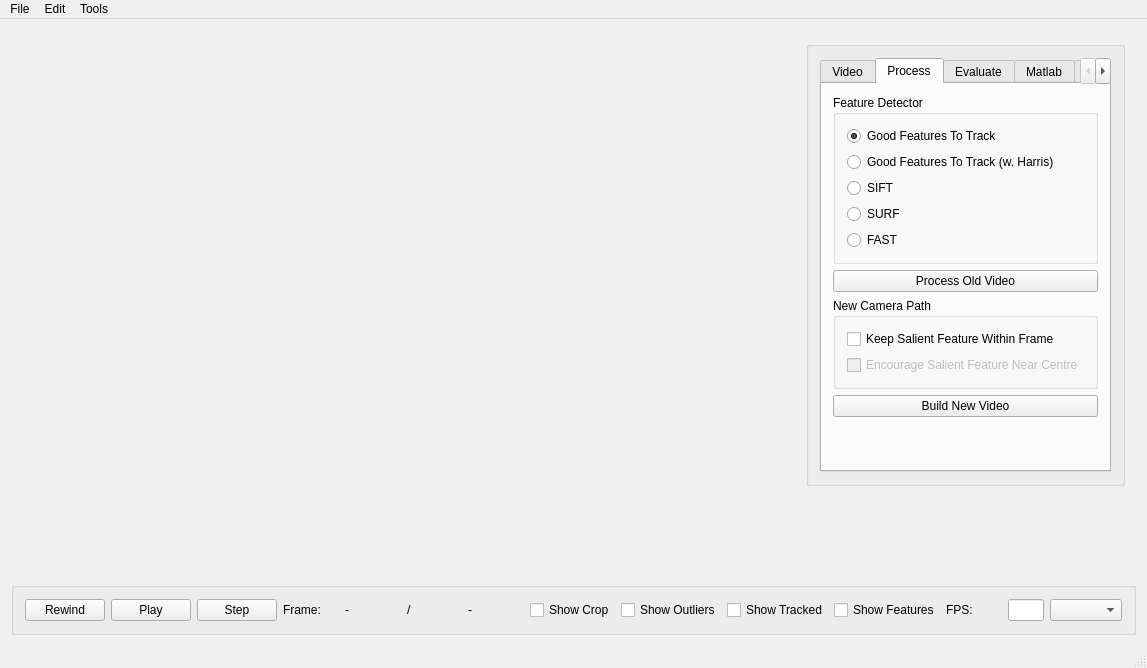
Above: GUI/mainwindow.ui from oliw/motion before the change. Below: the same form after it.
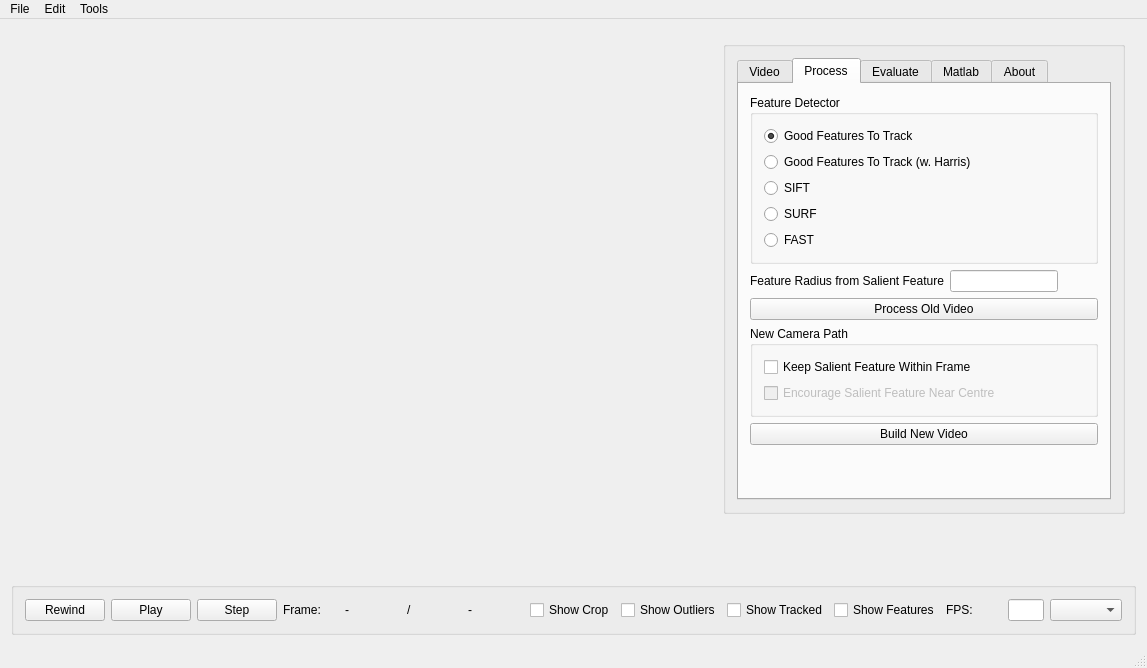
That is the form after the change. The open tabs and pages were chosen to show the change.

Commit message: You can now calculate the global motion using features at a select distance from the salient feature

```diff
--- a/GUI/mainwindow.ui
+++ b/GUI/mainwindow.ui
@@ -293,6 +293,37 @@
                 <zorder>gftthRadioButton</zorder>
                </widget>
               </item>
+              <item>
+               <layout class="QHBoxLayout" name="horizontalLayout_5">
+                <item>
+                 <widget class="QLabel" name="label_5">
+                  <property name="text">
+                   <string>Feature Radius from Salient Feature</string>
+                  </property>
+                 </widget>
+                </item>
+                <item>
+                 <widget class="QLineEdit" name="salientFeatureRadius">
+                  <property name="enabled">
+                   <bool>true</bool>
+                  </property>
+                 </widget>
+                </item>
+                <item>
+                 <spacer name="horizontalSpacer">
+                  <property name="orientation">
+                   <enum>Qt::Horizontal</enum>
+                  </property>
+                  <property name="sizeHint" stdset="0">
+                   <size>
+                    <width>40</width>
+                    <height>20</height>
+                   </size>
+                  </property>
+                 </spacer>
+                </item>
+               </layout>
+              </item>
               <item>
                <widget class="QPushButton" name="originalMotionButton">
                 <property name="text">
```
Left out of the diff: 2 changed lines with no effect on the pictures. The commit also changes 12 other files.
